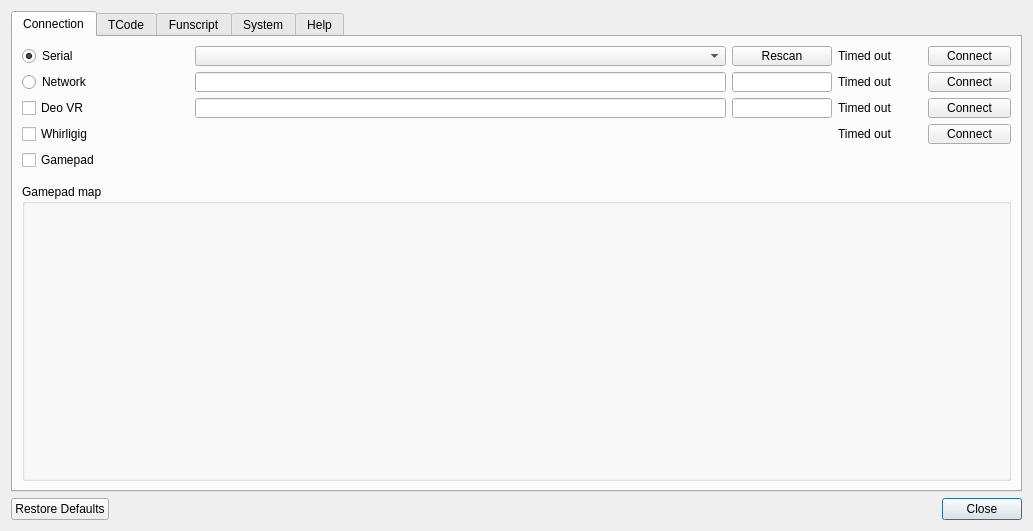
Old version of the form src/settings.ui in the repository jcfain/XTPlayer.
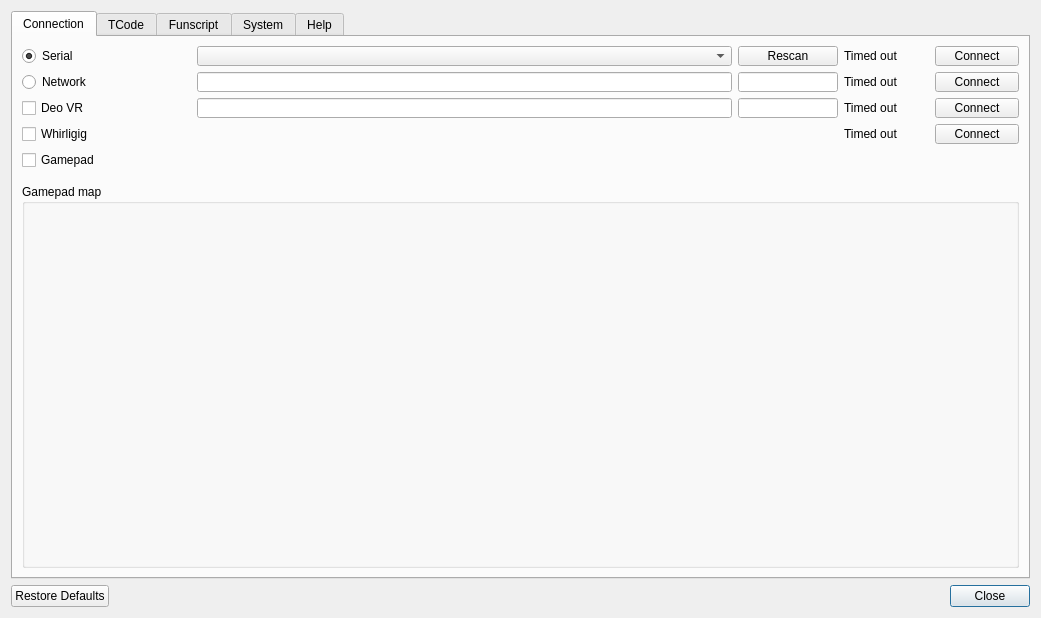
New version of the form. Icons and pictures are not drawn.

The edit to the form file:
```diff
--- a/src/settings.ui
+++ b/src/settings.ui
@@ -6,8 +6,8 @@
    <rect>
     <x>0</x>
     <y>0</y>
-    <width>1033</width>
-    <height>531</height>
+    <width>1041</width>
+    <height>618</height>
    </rect>
   </property>
   <property name="windowTitle">
```
